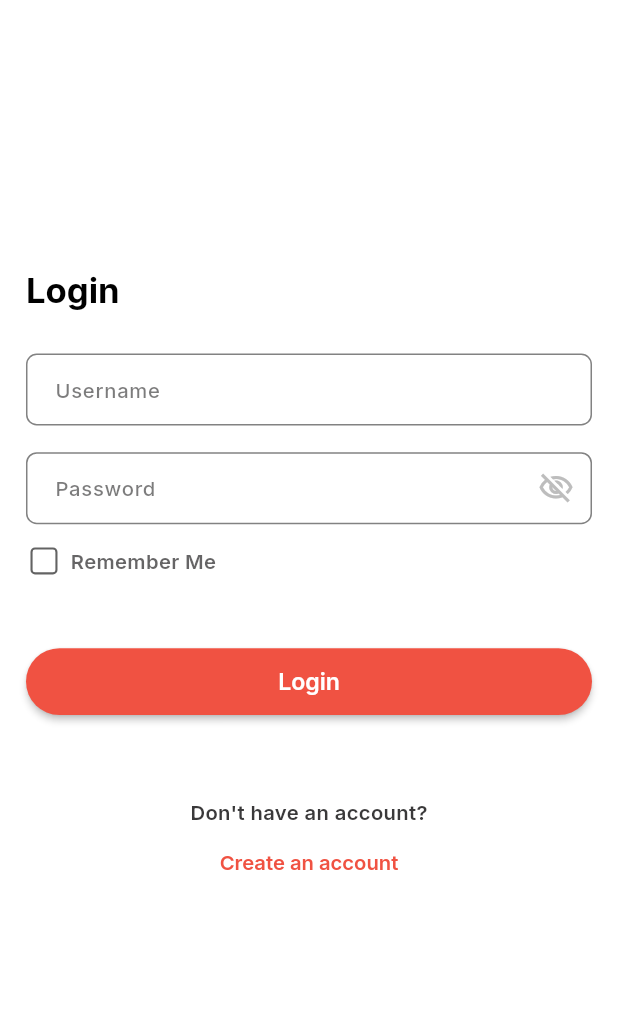
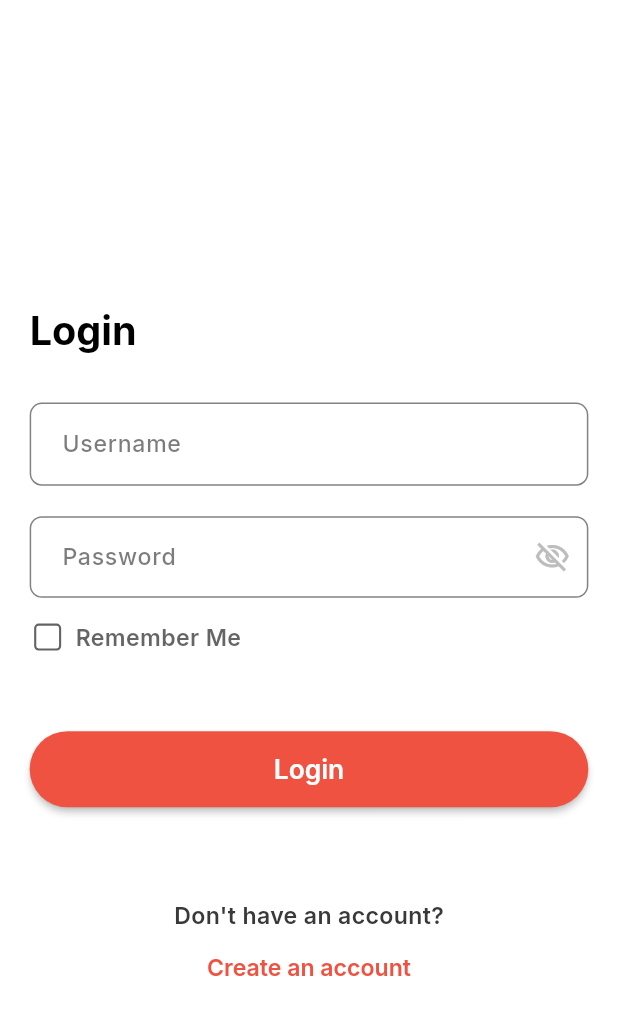
Before and after one commit to bishal-rumba007/catering-service-app, a Flutter app: the screen it shows after launch, on a phone screen of 412 x 824 dp. Shown: the top 1015 px of the screen. Run offline on Flutter 3.47's test engine with Material 3 defaults, Android fonts, the phone set to English and light mode, and no system bars; our stand-ins replace cloud_firestore, firebase_auth, firebase_core, flutter_chat_types, flutter_riverpod, flutter_screenutil and 3 more; missing offline and left inert: flutter_firebase_chat_core; accounts and stored records are empty.

Commit message:
change route

```diff
--- a/lib/src/app.dart
+++ b/lib/src/app.dart
@@ -11,7 +11,7 @@ class MainApp extends StatelessWidget {
   @override
   Widget build(BuildContext context) {
     return ScreenUtilInit(
-      designSize: const Size(428, 926),
+      designSize: const Size(375, 812),
       builder: (context, child) {
         return MaterialApp(
           debugShowCheckedModeBanner: false,
```
